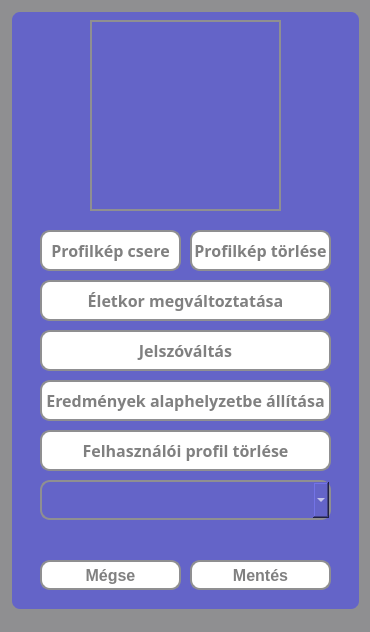
Above: src/main/resources/ui/default/settingsWindow.ui from pkristof1999/Szakdolgozat before the change. Below: the same form after it.
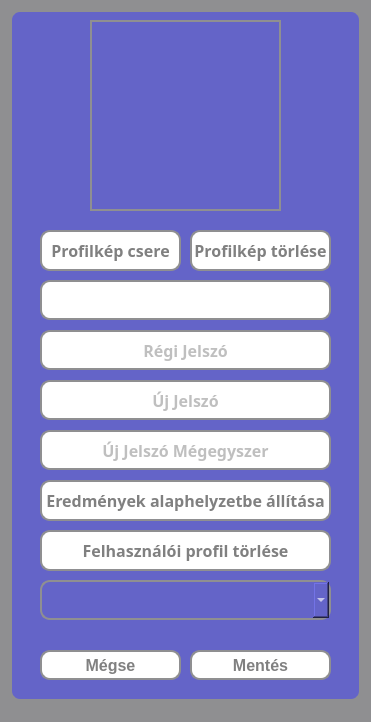
That is the form after the change.

Commit message: Kisebb módosítások + felhasználó életkorának betöltése

Patch:
```diff
--- a/src/main/resources/ui/default/settingsWindow.ui
+++ b/src/main/resources/ui/default/settingsWindow.ui
@@ -6,8 +6,8 @@
    <rect>
     <x>0</x>
     <y>0</y>
-    <width>370</width>
-    <height>632</height>
+    <width>371</width>
+    <height>722</height>
    </rect>
   </property>
   <property name="windowTitle">
@@ -25,7 +25,7 @@
       <x>10</x>
       <y>10</y>
       <width>351</width>
-      <height>601</height>
+      <height>691</height>
      </rect>
     </property>
     <property name="styleSheet">
@@ -57,37 +57,6 @@
       <enum>QFrame::Raised</enum>
      </property>
     </widget>
-    <widget class="QPushButton" name="changeUserAgeButton">
-     <property name="geometry">
-      <rect>
-       <x>30</x>
-       <y>270</y>
-       <width>291</width>
-       <height>41</height>
-      </rect>
-     </property>
-     <property name="font">
-      <font>
-       <family>Corbel</family>
-       <pointsize>-1</pointsize>
-       <bold>true</bold>
-      </font>
-     </property>
-     <property name="styleSheet">
-      <string notr="true">* {
-	background-color: white;
-	color: grey;
-}
-
-*:hover {
-	background-color: rgb(120, 120, 220);
-	color: white;
-}</string>
-     </property>
-     <property name="text">
-      <string>Életkor megváltoztatása</string>
-     </property>
-    </widget>
     <widget class="QPushButton" name="changeProfilePictureButton">
      <property name="geometry">
       <rect>
@@ -123,7 +92,7 @@
      <property name="geometry">
       <rect>
        <x>30</x>
-       <y>370</y>
+       <y>470</y>
        <width>291</width>
        <height>41</height>
       </rect>
@@ -154,7 +123,7 @@
      <property name="geometry">
       <rect>
        <x>30</x>
-       <y>420</y>
+       <y>520</y>
        <width>291</width>
        <height>41</height>
       </rect>
@@ -185,7 +154,7 @@
      <property name="geometry">
       <rect>
        <x>30</x>
-       <y>470</y>
+       <y>570</y>
        <width>291</width>
        <height>40</height>
       </rect>
@@ -245,7 +214,7 @@
      <property name="geometry">
       <rect>
        <x>180</x>
-       <y>550</y>
+       <y>640</y>
        <width>141</width>
        <height>30</height>
       </rect>
@@ -267,42 +236,11 @@
       <string>Mentés</string>
      </property>
     </widget>
-    <widget class="QPushButton" name="changePasswordButton">
-     <property name="geometry">
-      <rect>
-       <x>30</x>
-       <y>320</y>
-       <width>291</width>
-       <height>41</height>
-      </rect>
-     </property>
-     <property name="font">
-      <font>
-       <family>Corbel</family>
-       <pointsize>-1</pointsize>
-       <bold>true</bold>
-      </font>
-     </property>
-     <property name="styleSheet">
-      <string notr="true">* {
-	background-color: white;
-	color: grey;
-}
-
-*:hover {
-	background-color: rgb(120, 120, 220);
-	color: white;
-}</string>
-     </property>
-     <property name="text">
-      <string>Jelszóváltás</string>
-     </property>
-    </widget>
     <widget class="QPushButton" name="abortButton">
      <property name="geometry">
       <rect>
        <x>30</x>
-       <y>550</y>
+       <y>640</y>
        <width>141</width>
        <height>30</height>
       </rect>
@@ -324,6 +262,151 @@
       <string>Mégse</string>
      </property>
     </widget>
+    <widget class="QLineEdit" name="changeUserAge">
+     <property name="geometry">
+      <rect>
+       <x>30</x>
+       <y>270</y>
+       <width>291</width>
+       <height>40</height>
+      </rect>
+     </property>
+     <property name="styleSheet">
+      <string notr="true">* {
+	font-size: 16px;
+	background-color: white;
+	border: 2px solid #8f8f91;
+	border-radius: 10px;
+	color: grey;
+}</string>
+     </property>
+     <property name="text">
+      <string/>
+     </property>
+     <property name="echoMode">
+      <enum>QLineEdit::Normal</enum>
+     </property>
+     <property name="alignment">
+      <set>Qt::AlignCenter</set>
+     </property>
+     <property name="placeholderText">
+      <string/>
+     </property>
+    </widget>
+    <widget class="QLineEdit" name="oldPassword">
+     <property name="geometry">
+      <rect>
+       <x>30</x>
+       <y>320</y>
+       <width>291</width>
+       <height>40</height>
+      </rect>
+     </property>
+     <property name="font">
+      <font>
+       <family>Corbel</family>
+       <pointsize>-1</pointsize>
+       <bold>true</bold>
+      </font>
+     </property>
+     <property name="autoFillBackground">
+      <bool>false</bool>
+     </property>
+     <property name="styleSheet">
+      <string notr="true">* {
+	font-size: 16px;
+	background-color: white;
+	border: 2px solid #8f8f91;
+	border-radius: 10px;
+	color: grey;
+}</string>
+     </property>
+     <property name="echoMode">
+      <enum>QLineEdit::Password</enum>
+     </property>
+     <property name="alignment">
+      <set>Qt::AlignCenter</set>
+     </property>
+     <property name="placeholderText">
+      <string>Régi Jelszó</string>
+     </property>
+    </widget>
+    <widget class="QLineEdit" name="newPassword1">
+     <property name="geometry">
+      <rect>
+       <x>30</x>
+       <y>370</y>
+       <width>291</width>
+       <height>40</height>
+      </rect>
+     </property>
+     <property name="font">
+      <font>
+       <family>Corbel</family>
+       <pointsize>-1</pointsize>
+       <bold>true</bold>
+      </font>
+     </property>
+     <property name="autoFillBackground">
+      <bool>false</bool>
+     </property>
+     <property name="styleSheet">
+      <string notr="true">* {
+	font-size: 16px;
+	background-color: white;
+	border: 2px solid #8f8f91;
+	border-radius: 10px;
+	color: grey;
+}</string>
+     </property>
+     <property name="echoMode">
+      <enum>QLineEdit::Password</enum>
+     </property>
+     <property name="alignment">
+      <set>Qt::AlignCenter</set>
+     </property>
+     <property name="placeholderText">
+      <string>Új Jelszó</string>
+     </property>
+    </widget>
+    <widget class="QLineEdit" name="newPassoword2">
+     <property name="geometry">
+      <rect>
+       <x>30</x>
+       <y>420</y>
+       <width>291</width>
+       <height>40</height>
+      </rect>
+     </property>
+     <property name="font">
+      <font>
+       <family>Corbel</family>
+       <pointsize>-1</pointsize>
+       <bold>true</bold>
+      </font>
+     </property>
+     <property name="autoFillBackground">
+      <bool>false</bool>
+     </property>
+     <property name="styleSheet">
+      <string notr="true">* {
+	font-size: 16px;
+	background-color: white;
+	border: 2px solid #8f8f91;
+	border-radius: 10px;
+	color: grey;
+}</string>
+     </property>
+     <property name="echoMode">
+      <enum>QLineEdit::Password</enum>
+     </property>
+     <property name="alignment">
+      <set>Qt::AlignCenter</set>
+     </property>
+     <property name="placeholderText">
+      <string>Új Jelszó Mégegyszer</string>
+     </property>
+    </widget>
    </widget>
   </widget>
   <widget class="QStatusBar" name="statusbar"/>
```
The commit also changes 1 other file.
